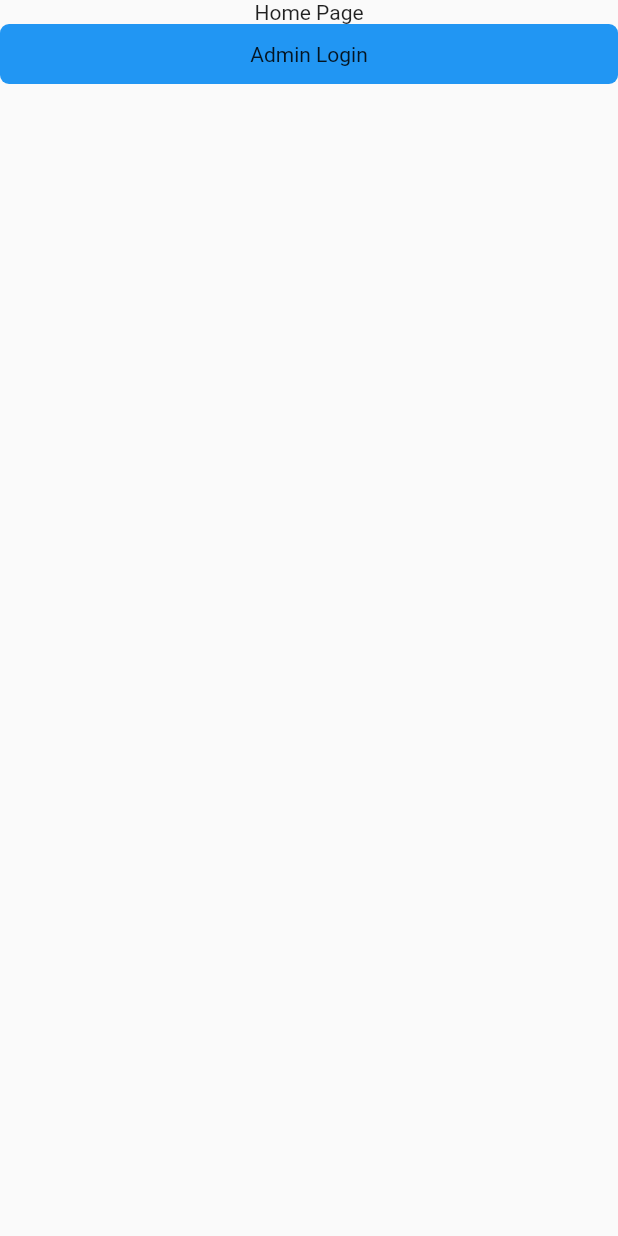
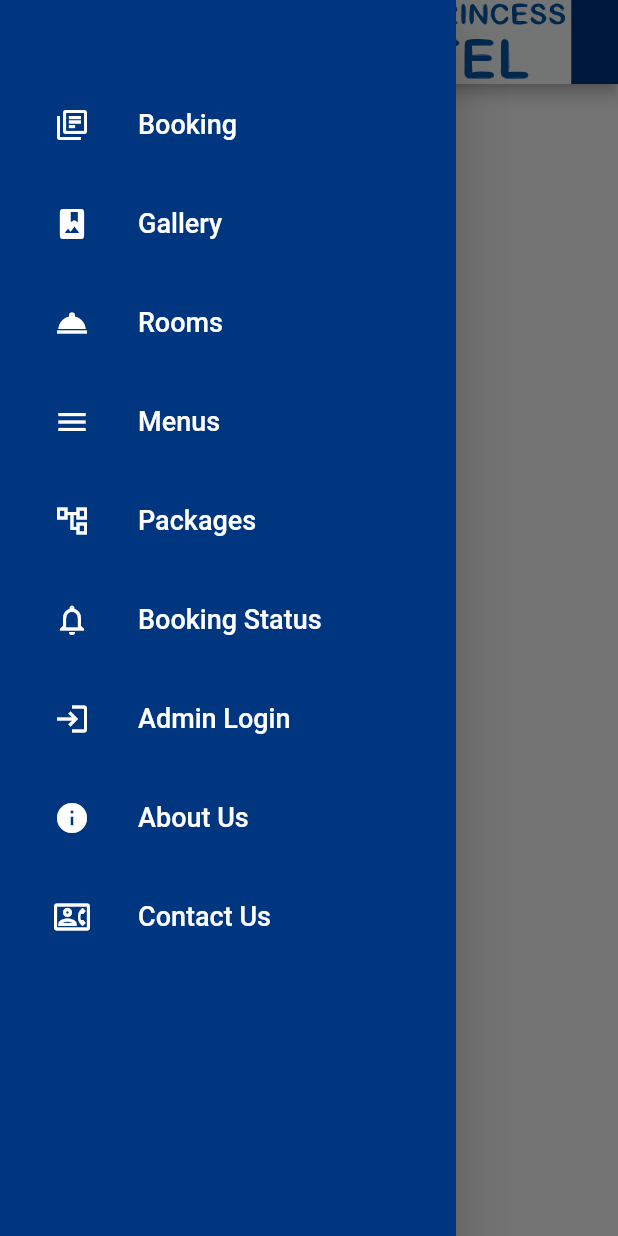
Before and after one commit to sangharshapaudel42/mount_princess_hotel, a Flutter app: the screen it shows after launch, with the side drawer open (before the commit the screen has no drawer), on a phone screen of 412 x 824 dp. Run offline on Flutter 3.47's test engine with Material 2 defaults, Android fonts, the phone set to English and light mode, and no system bars; our stand-ins replace firebase_auth, firebase_core, flutter_svg, google_fonts, image_picker; accounts and stored records are empty.

Commit message:
Sidebar, Admin Login

```diff
--- a/mount_princess_hotel/lib/main.dart
+++ b/mount_princess_hotel/lib/main.dart
@@ -3,9 +3,8 @@
 import 'package:flutter/foundation.dart';
 import 'package:flutter/material.dart';
 
-import 'package:mount_princess_hotel/utils/colors.dart';
-import 'package:mount_princess_hotel/screens/login_screen.dart';
-import 'package:mount_princess_hotel/screens/home_screen.dart';
+import 'package:mount_princess_hotel/screens/customer/booking_screen.dart';
+import 'package:mount_princess_hotel/screens/admin/admin_home_page.dart';
 
 void main() async {
   // initilize firebase in our app
@@ -48,7 +47,7 @@
             // Checking if the snapshot has any data or not
             if (snapshot.hasData) {
               // if snapshot has data which means user is logged in then we go to 'adminHomePage'
-
+              return const AdminHome();
             } else if (snapshot.hasError) {
               return Center(
                 child: Text('${snapshot.error}'),
@@ -63,7 +62,7 @@
           }
 
           // if the connection hasnot been made (i.e. non-login)
-          return const HomePage();
+          return const BookingPage();
         },
       ),
     );
--- a/mount_princess_hotel/lib/screens/admin/admin_home_page.dart
+++ b/mount_princess_hotel/lib/screens/admin/admin_home_page.dart
@@ -1,7 +1,7 @@
 import 'package:flutter/material.dart';
 import 'package:mount_princess_hotel/resources/auth_method.dart';
 
-import 'package:mount_princess_hotel/screens/home_screen.dart';
+import 'package:mount_princess_hotel/screens/customer/booking_screen.dart';
 
 class AdminHome extends StatefulWidget {
   const AdminHome({Key? key}) : super(key: key);
@@ -25,7 +25,7 @@ class _AdminHomeState extends State<AdminHome> {
                   await AuthMethods().signOut();
                   Navigator.of(context).pushReplacement(
                     MaterialPageRoute(
-                      builder: (context) => const HomePage(),
+                      builder: (context) => const BookingPage(),
                     ),
                   );
                 },
--- a/mount_princess_hotel/lib/screens/login_screen.dart
+++ b/mount_princess_hotel/lib/screens/admin/admin_login_screen.dart
@@ -112,7 +112,8 @@ class _LoginState extends State<Login> {
                         )
                       : Text(
                           'Log in',
-                          style: GoogleFonts.roboto(fontSize: 25),
+                          style: GoogleFonts.roboto(
+                              fontSize: 25, color: Colors.white),
                         ),
                   width: double.infinity,
                   alignment: Alignment.center,
--- /dev/null
+++ b/mount_princess_hotel/lib/screens/customer/booking_screen.dart
@@ -0,0 +1,28 @@
+import 'package:flutter/material.dart';
+import 'package:flutter_svg/flutter_svg.dart';
+
+import 'package:mount_princess_hotel/widgets/navigation_drawer_widget.dart';
+import 'package:mount_princess_hotel/utils/colors.dart';
+
+class BookingPage extends StatefulWidget {
+  const BookingPage({Key? key}) : super(key: key);
+
+  @override
+  _BookingPageState createState() => _BookingPageState();
+}
+
+class _BookingPageState extends State<BookingPage> {
+  @override
+  Widget build(BuildContext context) => Scaffold(
+        // if we want the navbar to be in the right side 'endDrawer'
+        drawer: NavigationDrawerWidget(),
+        appBar: AppBar(
+          backgroundColor: backgroundColor,
+          title: SvgPicture.asset(
+            "assets/images/logo.svg",
+            width: MediaQuery.of(context).size.width * 0.75,
+          ),
+          // toolbarHeight: MediaQuery.of(context).size.height * 0.20,
+        ),
+      );
+}
--- /dev/null
+++ b/mount_princess_hotel/lib/screens/customer/gallery_screen.dart
@@ -0,0 +1,23 @@
+import 'package:flutter/material.dart';
+
+import 'package:mount_princess_hotel/widgets/navigation_drawer_widget.dart';
+import 'package:mount_princess_hotel/utils/colors.dart';
+
+class Gallery extends StatefulWidget {
+  const Gallery({Key? key}) : super(key: key);
+
+  @override
+  _GalleryState createState() => _GalleryState();
+}
+
+class _GalleryState extends State<Gallery> {
+  @override
+  Widget build(BuildContext context) => Scaffold(
+        drawer: NavigationDrawerWidget(),
+        appBar: AppBar(
+          title: Text('Gallery'),
+          centerTitle: true,
+          backgroundColor: backgroundColor,
+        ),
+      );
+}
--- /dev/null
+++ b/mount_princess_hotel/lib/screens/customer/menus_screen.dart
@@ -0,0 +1,23 @@
+import 'package:flutter/material.dart';
+
+import 'package:mount_princess_hotel/widgets/navigation_drawer_widget.dart';
+import 'package:mount_princess_hotel/utils/colors.dart';
+
+class Menus extends StatefulWidget {
+  const Menus({Key? key}) : super(key: key);
+
+  @override
+  _MenusState createState() => _MenusState();
+}
+
+class _MenusState extends State<Menus> {
+  @override
+  Widget build(BuildContext context) => Scaffold(
+        drawer: NavigationDrawerWidget(),
+        appBar: AppBar(
+          title: Text('Menus'),
+          centerTitle: true,
+          backgroundColor: backgroundColor,
+        ),
+      );
+}
--- /dev/null
+++ b/mount_princess_hotel/lib/screens/customer/packages_screen.dart
@@ -0,0 +1,23 @@
+import 'package:flutter/material.dart';
+
+import 'package:mount_princess_hotel/widgets/navigation_drawer_widget.dart';
+import 'package:mount_princess_hotel/utils/colors.dart';
+
+class Packages extends StatefulWidget {
+  const Packages({Key? key}) : super(key: key);
+
+  @override
+  _PackagesState createState() => _PackagesState();
+}
+
+class _PackagesState extends State<Packages> {
+  @override
+  Widget build(BuildContext context) => Scaffold(
+        drawer: NavigationDrawerWidget(),
+        appBar: AppBar(
+          title: Text('Packages'),
+          centerTitle: true,
+          backgroundColor: backgroundColor,
+        ),
+      );
+}
--- /dev/null
+++ b/mount_princess_hotel/lib/screens/customer/rooms_screen.dart
@@ -0,0 +1,23 @@
+import 'package:flutter/material.dart';
+
+import 'package:mount_princess_hotel/widgets/navigation_drawer_widget.dart';
+import 'package:mount_princess_hotel/utils/colors.dart';
+
+class Rooms extends StatefulWidget {
+  const Rooms({Key? key}) : super(key: key);
+
+  @override
+  _RoomsState createState() => _RoomsState();
+}
+
+class _RoomsState extends State<Rooms> {
+  @override
+  Widget build(BuildContext context) => Scaffold(
+        drawer: NavigationDrawerWidget(),
+        appBar: AppBar(
+          title: Text('Rooms'),
+          centerTitle: true,
+          backgroundColor: backgroundColor,
+        ),
+      );
+}
--- a/mount_princess_hotel/lib/screens/home_screen.dart
+++ /dev/null
@@ -1,49 +0,0 @@
-import 'package:flutter/material.dart';
-import 'package:mount_princess_hotel/resources/auth_method.dart';
-import 'package:mount_princess_hotel/screens/login_screen.dart';
-
-class HomePage extends StatefulWidget {
-  const HomePage({Key? key}) : super(key: key);
-
-  @override
-  _HomePageState createState() => _HomePageState();
-}
-
-class _HomePageState extends State<HomePage> {
-  @override
-  Widget build(BuildContext context) {
-    return Scaffold(
-      body: SafeArea(
-        child: Container(
-          child: Column(
-            crossAxisAlignment: CrossAxisAlignment.center,
-            children: [
-              const Text("Home Page"),
-              InkWell(
-                onTap: () {
-                  Navigator.of(context).pushReplacement(
-                    MaterialPageRoute(
-                      builder: (context) => const Login(),
-                    ),
-                  );
-                },
-                child: Container(
-                  child: const Text('Admin Login'),
-                  width: double.infinity,
-                  alignment: Alignment.center,
-                  padding: const EdgeInsets.symmetric(vertical: 12),
-                  decoration: const ShapeDecoration(
-                    shape: RoundedRectangleBorder(
-                      borderRadius: BorderRadius.all(Radius.circular(6)),
-                    ),
-                    color: Colors.blue,
-                  ),
-                ),
-              ),
-            ],
-          ),
-        ),
-      ),
-    );
-  }
-}
--- /dev/null
+++ b/mount_princess_hotel/lib/widgets/navigation_drawer_widget.dart
@@ -0,0 +1,154 @@
+import 'package:flutter/material.dart';
+
+import 'package:mount_princess_hotel/screens/admin/admin_login_screen.dart';
+import 'package:mount_princess_hotel/utils/colors.dart';
+
+import 'package:mount_princess_hotel/screens/customer/aboutUs.dart';
+import 'package:mount_princess_hotel/screens/customer/contactUs.dart';
+import 'package:mount_princess_hotel/screens/customer/rooms_screen.dart';
+import 'package:mount_princess_hotel/screens/customer/gallery_screen.dart';
+import 'package:mount_princess_hotel/screens/customer/packages_screen.dart';
+import 'package:mount_princess_hotel/screens/customer/menus_screen.dart';
+import 'package:mount_princess_hotel/screens/customer/booking_status_screen.dart';
+import 'package:mount_princess_hotel/screens/customer/booking_screen.dart';
+
+class NavigationDrawerWidget extends StatelessWidget {
+  final padding = EdgeInsets.symmetric(horizontal: 20);
+  NavigationDrawerWidget({Key? key}) : super(key: key);
+
+  @override
+  Widget build(BuildContext context) {
+    return Drawer(
+      child: Material(
+        color: backgroundColor,
+        child: ListView(
+          padding: padding,
+          children: <Widget>[
+            const SizedBox(
+              height: 55,
+            ),
+            buildMenuItem(
+              text: 'Booking',
+              icon: Icons.library_books_outlined,
+              onClicked: () => selectedItem(context, 0),
+            ),
+            const SizedBox(height: 10),
+            buildMenuItem(
+              text: 'Gallery',
+              icon: Icons.photo_album,
+              onClicked: () => selectedItem(context, 1),
+            ),
+            const SizedBox(height: 10),
+            buildMenuItem(
+              text: 'Rooms',
+              icon: Icons.room_service,
+              onClicked: () => selectedItem(context, 2),
+            ),
+            const SizedBox(height: 10),
+            buildMenuItem(
+              text: 'Menus',
+              icon: Icons.menu,
+              onClicked: () => selectedItem(context, 3),
+            ),
+            const SizedBox(height: 10),
+            buildMenuItem(
+              text: 'Packages',
+              icon: Icons.account_tree_outlined,
+              onClicked: () => selectedItem(context, 4),
+            ),
+            const SizedBox(height: 10),
+            buildMenuItem(
+              text: 'Booking Status',
+              icon: Icons.notifications_outlined,
+              onClicked: () => selectedItem(context, 5),
+            ),
+            const SizedBox(height: 10),
+            buildMenuItem(
+              text: 'Admin Login',
+              icon: Icons.login_outlined,
+              onClicked: () => selectedItem(context, 6),
+            ),
+            const SizedBox(height: 10),
+            buildMenuItem(
+              text: 'About Us',
+              icon: Icons.info,
+              onClicked: () => selectedItem(context, 7),
+            ),
+            const SizedBox(height: 10),
+            buildMenuItem(
+              text: 'Contact Us',
+              icon: Icons.contact_phone_outlined,
+              onClicked: () => selectedItem(context, 8),
+            ),
+          ],
+        ),
+      ),
+    );
+  }
+
+  Widget buildMenuItem({
+    required String text,
+    required IconData icon,
+    VoidCallback? onClicked,
+  }) {
+    final color = Colors.white;
+
+    return ListTile(
+      leading: Icon(icon, color: color),
+      title: Text(text, style: TextStyle(color: color, fontSize: 18)),
+      onTap: onClicked,
+    );
+  }
+
+  void selectedItem(BuildContext context, int index) {
+    Navigator.of(context).pop();
+
+    switch (index) {
+      case 0:
+        Navigator.of(context).pushReplacement(MaterialPageRoute(
+          builder: (context) => const BookingPage(),
+        ));
+        break;
+      case 1:
+        Navigator.of(context).pushReplacement(MaterialPageRoute(
+          builder: (context) => const Gallery(),
+        ));
+        break;
+      case 2:
+        Navigator.of(context).pushReplacement(MaterialPageRoute(
+          builder: (context) => const Rooms(),
+        ));
+        break;
+      case 3:
+        Navigator.of(context).pushReplacement(MaterialPageRoute(
+          builder: (context) => const Menus(),
+        ));
+        break;
+      case 4:
+        Navigator.of(context).pushReplacement(MaterialPageRoute(
+          builder: (context) => const Packages(),
+        ));
+        break;
+      case 5:
+        Navigator.of(context).pushReplacement(MaterialPageRoute(
+          builder: (context) => const BookingStatus(),
+        ));
+        break;
+      case 6:
+        Navigator.of(context).pushReplacement(MaterialPageRoute(
+          builder: (context) => const Login(),
+        ));
+        break;
+      case 7:
+        Navigator.of(context).pushReplacement(MaterialPageRoute(
+          builder: (context) => const AboutUs(),
+        ));
+        break;
+      case 8:
+        Navigator.of(context).pushReplacement(MaterialPageRoute(
+          builder: (context) => const ContactUs(),
+        ));
+        break;
+    }
+  }
+}
```
Also changed, not shown: mount_princess_hotel/lib/screens/customer/aboutUs.dart (added, +18 -0 lines), mount_princess_hotel/lib/screens/customer/booking_status_screen.dart (added, +23 -0 lines), mount_princess_hotel/lib/screens/customer/contactUs.dart (added, +23 -0 lines).
